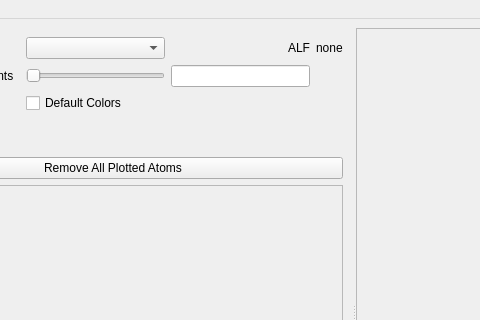
Qt form src/ALFVisualizer.ui (m-julian/ALFVisualizer) before a commit; both pictures show x 135 to 615 and y 0 to 320 of the 1100 by 607 pixel window.
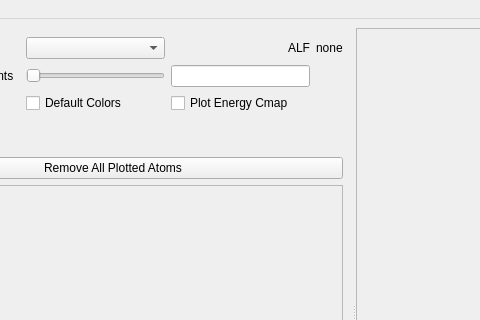
The same form after that commit.

Diff of the .ui file:
```diff
--- a/src/ALFVisualizer.ui
+++ b/src/ALFVisualizer.ui
@@ -107,6 +107,16 @@
              </property>
             </widget>
            </item>
+           <item row="3" column="5">
+            <widget class="QCheckBox" name="energy_cmap_checkbox">
+             <property name="text">
+              <string>Plot Energy Cmap</string>
+             </property>
+             <property name="autoExclusive">
+              <bool>false</bool>
+             </property>
+            </widget>
+           </item>
           </layout>
          </widget>
         </item>
```
